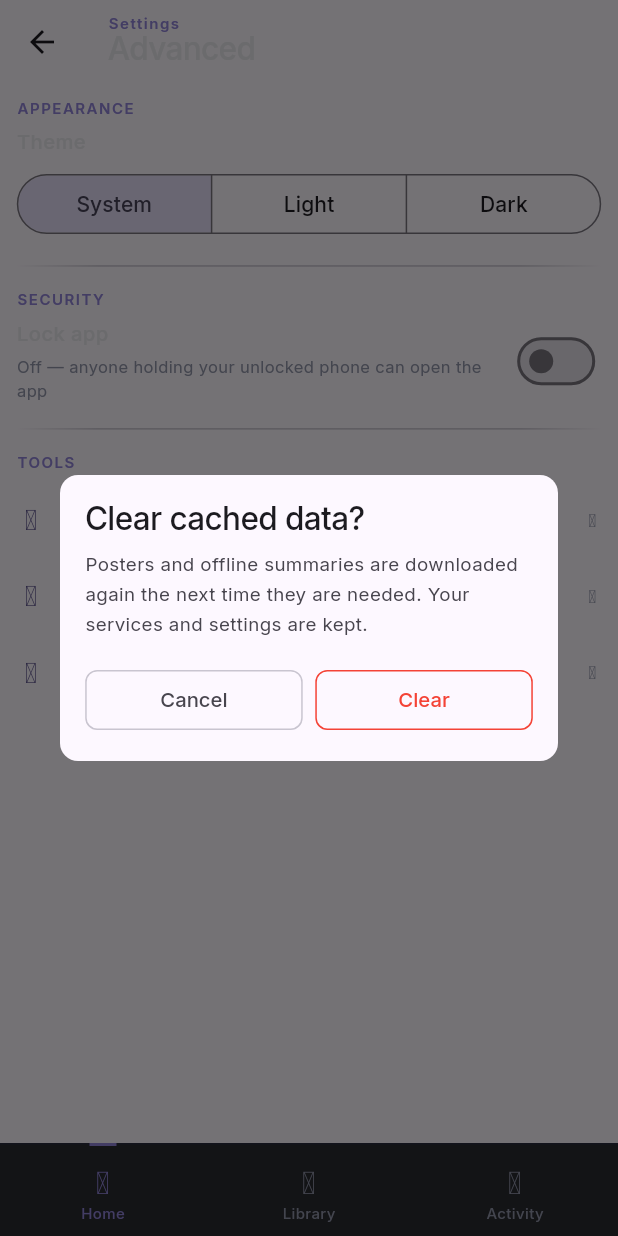
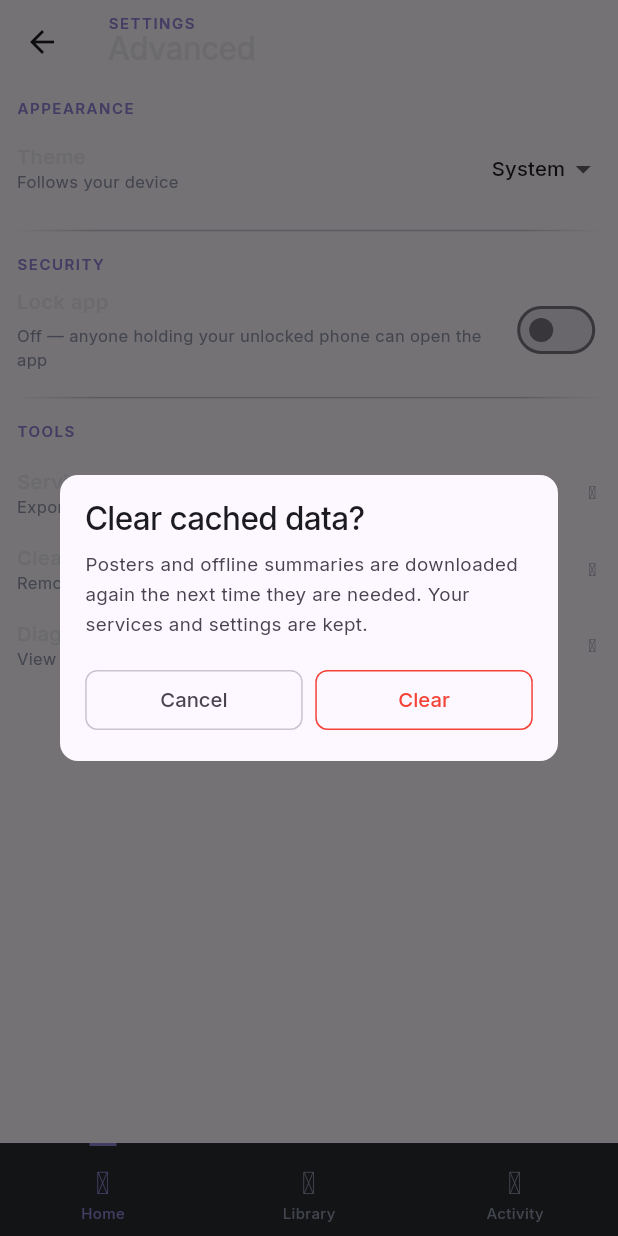
Before and after one commit to rhp4515/arrstack-app, a Flutter app: the AdvancedSettingsPage screen opened by its route, after a tap on "Clear cached data", on a phone screen of 412 x 824 dp. Run offline on Flutter 3.47's test engine with Material 3 defaults, Android fonts, the phone set to English and light mode, and no system bars; our stand-ins replace cached_network_image, connectivity_plus, dio, file_picker, flutter_cache_manager, flutter_local_notifications and 10 more; missing offline and left inert: cryptography, network_info_plus, phosphor_icons, workmanager; accounts and stored records are empty; generated files the repository leaves out were written again; statements that could not run were skipped; project files that could hold a hidden picture were left out.

Commit message:
refactor(settings): match new settings sub-pages to existing Settings/Uptime patterns
Co-Authored-By: Claude Opus 5.5 <noreply@anthropic.com>
Claude-Session: https://claude.ai/code/session_01ViwSyfBUJojc1hu4BDURQQ

```diff
--- a/lib/features/backup/service_backup_providers.dart
+++ b/lib/features/backup/service_backup_providers.dart
@@ -73,7 +73,8 @@ ServiceBackupService serviceBackupService(Ref ref) => ServiceBackupService(
   configStore: ref.watch(configStoreProvider),
 );
 
-/// The banner under the header after an export or import.
+/// The outcome of the last export or import: the page shows a success as
+/// a snackbar and an error as an inline error card.
 class BackupStatus {
   const BackupStatus(this.message, {this.isError = false});
 
--- a/lib/features/settings/advanced_settings_page.dart
+++ b/lib/features/settings/advanced_settings_page.dart
@@ -14,7 +14,6 @@ import 'package:arrstack/features/settings/widgets/settings_rows.dart';
 import 'package:flutter/material.dart';
 import 'package:flutter_riverpod/flutter_riverpod.dart';
 import 'package:go_router/go_router.dart';
-import 'package:phosphor_icons/phosphor_icons.dart';
 
 class AdvancedSettingsPage extends ConsumerWidget {
   const AdvancedSettingsPage({super.key});
@@ -22,13 +21,13 @@ class AdvancedSettingsPage extends ConsumerWidget {
   @override
   Widget build(BuildContext context, WidgetRef ref) {
     return Scaffold(
-      appBar: const SubPageHeader(kicker: 'Settings', title: 'Advanced'),
+      appBar: const SubPageHeader(kicker: 'SETTINGS', title: 'Advanced'),
       body: ListView(
         padding: AppInsets.pageMd,
         children: [
           const SettingsSection(
             kicker: 'APPEARANCE',
-            children: [ThemeModeSelector()],
+            children: [_ThemeModeSetting()],
           ),
           const SettingsSection(kicker: 'SECURITY', children: [_AppLockRow()]),
           SettingsSection(
@@ -36,14 +35,12 @@ class AdvancedSettingsPage extends ConsumerWidget {
             showRule: false,
             children: [
               SettingsNavRow(
-                icon: PhosphorIconsRegular.fileArrowUp,
                 title: 'Service backup',
                 subtitle: 'Export and restore saved services',
                 onTap: () => context.go(RoutePaths.homeSettingsBackup),
               ),
               const _ClearCacheRow(),
               SettingsNavRow(
-                icon: PhosphorIconsRegular.chatCircleText,
                 title: 'Diagnostic logs',
                 subtitle: 'View and share redacted logs',
                 onTap: () => context.go(RoutePaths.homeSettingsLogs),
@@ -56,30 +53,27 @@ class AdvancedSettingsPage extends ConsumerWidget {
   }
 }
 
-/// System / Light / Dark as one segmented control.
-class ThemeModeSelector extends ConsumerWidget {
-  const ThemeModeSelector({super.key});
+/// System / Light / Dark as a title-and-meta row with a trailing dropdown.
+class _ThemeModeSetting extends ConsumerWidget {
+  const _ThemeModeSetting();
 
   @override
   Widget build(BuildContext context, WidgetRef ref) {
     final mode = ref.watch(appThemeModeProvider);
-    return Column(
-      crossAxisAlignment: CrossAxisAlignment.stretch,
-      children: [
-        const Text('Theme', style: AppTypography.cardTitle),
-        const SizedBox(height: AppSpacing.space3),
-        SegmentedButton<ThemeMode>(
-          showSelectedIcon: false,
-          segments: const [
-            ButtonSegment(value: ThemeMode.system, label: Text('System')),
-            ButtonSegment(value: ThemeMode.light, label: Text('Light')),
-            ButtonSegment(value: ThemeMode.dark, label: Text('Dark')),
-          ],
-          selected: {mode},
-          onSelectionChanged: (selection) =>
-              ref.read(appThemeModeProvider.notifier).update(selection.first),
-        ),
-      ],
+    return SettingsChoiceRow<ThemeMode>(
+      title: 'Theme',
+      meta: switch (mode) {
+        ThemeMode.system => 'Follows your device',
+        ThemeMode.light => 'Always light',
+        ThemeMode.dark => 'Always dark',
+      },
+      value: mode,
+      options: const {
+        ThemeMode.system: 'System',
+        ThemeMode.light: 'Light',
+        ThemeMode.dark: 'Dark',
+      },
+      onChanged: (next) => ref.read(appThemeModeProvider.notifier).update(next),
     );
   }
 }
@@ -124,7 +118,6 @@ class _ClearCacheRow extends ConsumerWidget {
   Widget build(BuildContext context, WidgetRef ref) {
     final clearing = ref.watch(cacheClearingProvider);
     return SettingsNavRow(
-      icon: PhosphorIconsRegular.broom,
       title: 'Clear cached data',
       subtitle: 'Remove saved offline summaries and downloaded artwork',
       trailing: clearing
--- a/lib/features/settings/widgets/settings_rows.dart
+++ b/lib/features/settings/widgets/settings_rows.dart
@@ -1,6 +1,7 @@
 /// Shared building blocks for the Settings sub-pages (Advanced,
 /// Notifications, Service Backup, Diagnostic logs): a kicker-headed
-/// section and a tappable navigation row, in the app's Nocturne style.
+/// section and a tappable navigation row, in the app's Nocturne style
+/// (the same shapes as Settings' INSTANCES list).
 library;
 
 import 'package:arrstack/app/theme/design_tokens.dart';
@@ -8,34 +9,57 @@ import 'package:arrstack/core/widgets/fading_rule.dart';
 import 'package:flutter/material.dart';
 import 'package:phosphor_icons/phosphor_icons.dart';
 
-/// A kicker ("APPEARANCE") over its rows, separated from the next section
-/// by a fading rule.
+/// A kicker ("INSTANCES · 3") over its rows, separated from the next
+/// section by a fading rule.
+///
+/// [count] is appended to the kicker; [meta] sits at the kicker's right
+/// edge ("tap to edit"); [description] is explanatory text between the
+/// kicker and the rows.
 class SettingsSection extends StatelessWidget {
   const SettingsSection({
     required this.kicker,
     required this.children,
+    this.count,
+    this.meta,
     this.description,
     this.showRule = true,
     super.key,
   });
 
   final String kicker;
+  final int? count;
+  final String? meta;
   final String? description;
   final List<Widget> children;
   final bool showRule;
 
   @override
   Widget build(BuildContext context) {
+    final meta = this.meta;
     final description = this.description;
+    final count = this.count;
+    final title = Text(
+      count == null ? kicker : '$kicker · $count',
+      style: AppTypography.kicker,
+    );
     return Column(
       crossAxisAlignment: CrossAxisAlignment.stretch,
       children: [
-        Text(kicker, style: AppTypography.kicker),
+        if (meta == null)
+          title
+        else
+          Row(
+            mainAxisAlignment: MainAxisAlignment.spaceBetween,
+            children: [
+              title,
+              Text(meta, style: AppTypography.meta),
+            ],
+          ),
         if (description != null) ...[
           const SizedBox(height: AppSpacing.space2),
           Text(description, style: AppTypography.meta),
         ],
-        const SizedBox(height: AppSpacing.space3),
+        const SizedBox(height: AppSpacing.space4),
         ...children,
         if (showRule) ...[
           const SizedBox(height: AppSpacing.space6),
@@ -47,18 +71,21 @@ class SettingsSection extends StatelessWidget {
   }
 }
 
-/// Icon + title/subtitle + caret, opening a sub-page or running an action.
+/// Title over meta + caret, opening a sub-page or running an action;
+/// mirrors Settings' instance rows (flat, no leading icon).
 class SettingsNavRow extends StatelessWidget {
   const SettingsNavRow({
-    required this.icon,
     required this.title,
     required this.onTap,
+    this.icon,
     this.subtitle,
     this.trailing,
     super.key,
   });
 
-  final IconData icon;
+  /// Accepted for source compatibility and deliberately not drawn: rows
+  /// are flat, and a leading glyph is reserved for status.
+  final IconData? icon;
   final String title;
   final String? subtitle;
   final Widget? trailing;
@@ -67,16 +94,12 @@ class SettingsNavRow extends StatelessWidget {
   @override
   Widget build(BuildContext context) {
     final subtitle = this.subtitle;
-    final colorScheme = Theme.of(context).colorScheme;
     return InkWell(
       onTap: onTap,
-      borderRadius: BorderRadius.circular(AppRadius.md),
       child: Padding(
         padding: const EdgeInsets.symmetric(vertical: AppSpacing.space3),
         child: Row(
           children: [
-            Icon(icon, size: 19, color: colorScheme.primary),
-            const SizedBox(width: AppSpacing.space4),
             Expanded(
               child: Column(
                 crossAxisAlignment: CrossAxisAlignment.start,
@@ -103,49 +126,52 @@ class SettingsNavRow extends StatelessWidget {
   }
 }
 
-/// The inline result banner shared by the Tools pages ("Saved backup for
-/// 2 services." · Dismiss).
-class StatusBanner extends StatelessWidget {
-  const StatusBanner({
-    required this.message,
-    required this.onDismiss,
-    this.isError = false,
+/// A setting whose value is one of a few choices: title over meta on the
+/// left, a bare dropdown on the right (like Settings' "Default endpoint").
+class SettingsChoiceRow<T> extends StatelessWidget {
+  const SettingsChoiceRow({
+    required this.title,
+    required this.meta,
+    required this.value,
+    required this.options,
+    required this.onChanged,
     super.key,
   });
 
-  final String message;
-  final bool isError;
-  final VoidCallback onDismiss;
+  final String title;
+  final String meta;
+  final T value;
+
+  /// Option value → label, in display order.
+  final Map<T, String> options;
+  final ValueChanged<T> onChanged;
 
   @override
   Widget build(BuildContext context) {
-    final color = isError ? AppColors.down : AppColors.up;
-    return Container(
-      padding: const EdgeInsets.fromLTRB(
-        AppSpacing.space4,
-        AppSpacing.space2,
-        AppSpacing.space2,
-        AppSpacing.space2,
-      ),
-      decoration: BoxDecoration(
-        borderRadius: BorderRadius.circular(AppRadius.md),
-        border: Border.all(color: color.withValues(alpha: 0.6)),
-        color: color.withValues(alpha: 0.08),
-      ),
-      child: Row(
-        children: [
-          Icon(
-            isError
-                ? PhosphorIconsRegular.warningCircle
-                : PhosphorIconsRegular.checkCircle,
-            size: 17,
-            color: color,
+    return Row(
+      mainAxisAlignment: MainAxisAlignment.spaceBetween,
+      children: [
+        Expanded(
+          child: Column(
+            crossAxisAlignment: CrossAxisAlignment.start,
+            children: [
+              Text(title, style: AppTypography.cardTitle),
+              Text(meta, style: AppTypography.meta),
+            ],
           ),
-          const SizedBox(width: AppSpacing.space3),
-          Expanded(child: Text(message, style: AppTypography.body)),
-          TextButton(onPressed: onDismiss, child: const Text('Dismiss')),
-        ],
-      ),
+        ),
+        DropdownButton<T>(
+          value: value,
+          underline: const SizedBox.shrink(),
+          items: [
+            for (final entry in options.entries)
+              DropdownMenuItem(value: entry.key, child: Text(entry.value)),
+          ],
+          onChanged: (next) {
+            if (next != null) onChanged(next);
+          },
+        ),
+      ],
     );
   }
 }
```
Also changed, not shown: lib/core/widgets/form_dialog.dart (added, +91 -0 lines), lib/features/backup/service_backup_page.dart (+89 -59 lines), lib/features/backup/widgets/backup_dialogs.dart (+10 -21 lines), lib/features/diagnostics/diagnostic_logs_page.dart (+60 -54 lines), lib/features/notifications/notification_settings_page.dart (+25 -24 lines), lib/features/security/app_lock_gate.dart (+10 -36 lines), 4 other files.
